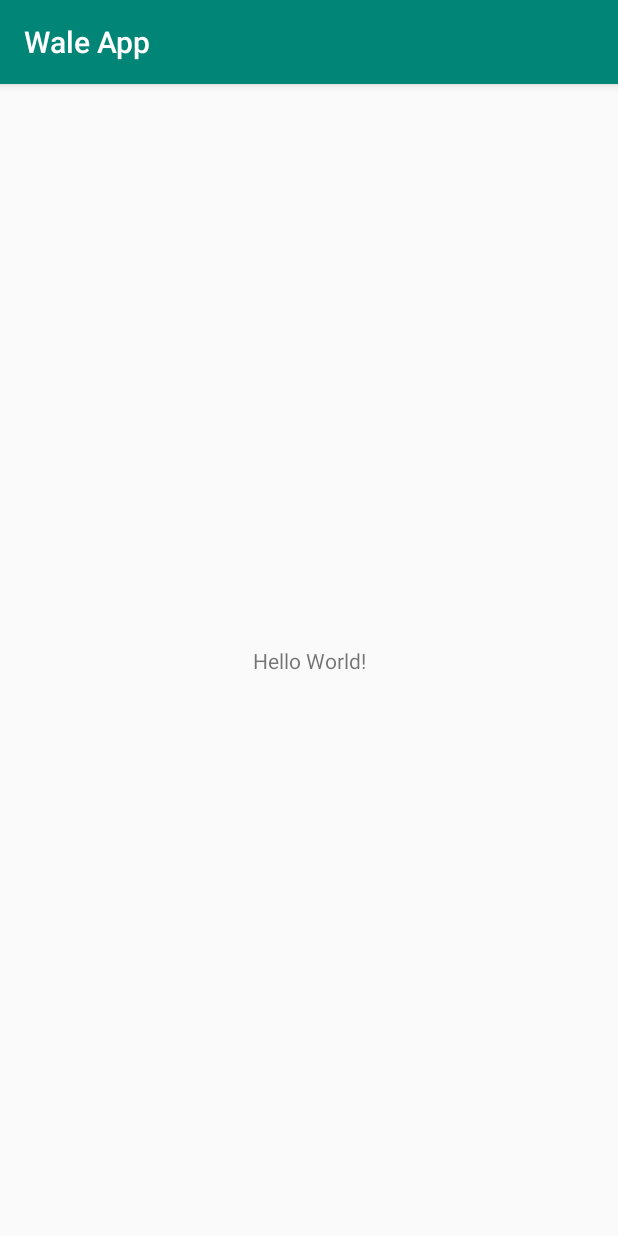
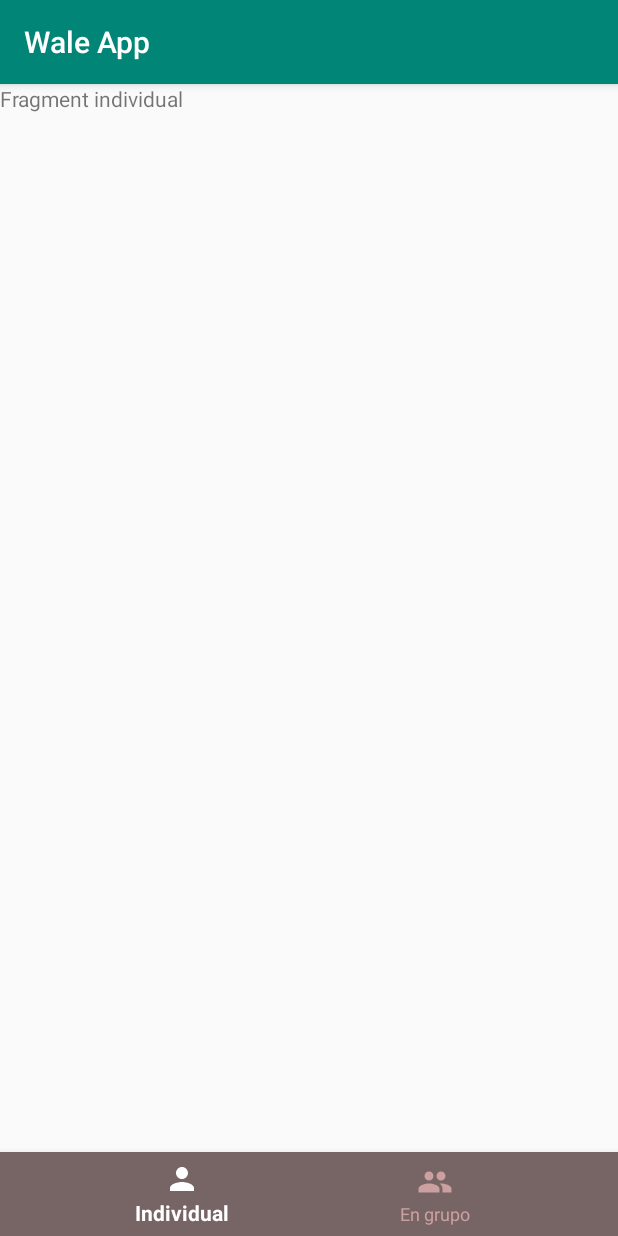
Before and after one commit to DeveloperALO/WaleApp, an Android app: the screen it shows after launch (MainActivity), on a phone screen of 412 x 824 dp. Run offline under Robolectric (Android 15) with nearby library versions, the phone set to English and light mode, and no system bars.

Commit message:
Fragments
Pantallas fragment

```diff
--- a/app/build.gradle
+++ b/app/build.gradle
@@ -25,11 +25,14 @@ android {
 
 dependencies {
     implementation fileTree(dir: 'libs', include: ['*.jar'])
-    implementation"org.jetbrains.kotlin:kotlin-stdlib-jdk7:$kotlin_version"
+    implementation "org.jetbrains.kotlin:kotlin-stdlib-jdk7:$kotlin_version"
     implementation 'androidx.appcompat:appcompat:1.1.0'
     implementation 'androidx.core:core-ktx:1.1.0'
     implementation 'androidx.constraintlayout:constraintlayout:1.1.3'
+    implementation 'androidx.legacy:legacy-support-v4:1.0.0'
     testImplementation 'junit:junit:4.12'
     androidTestImplementation 'androidx.test.ext:junit:1.1.1'
     androidTestImplementation 'androidx.test.espresso:espresso-core:3.2.0'
+    implementation 'com.google.android.material:material:1.0.0'
+    implementation 'com.android.support:design:28.0.0'
 }
--- /dev/null
+++ b/app/src/main/java/com/aur3liux/waleapp/FragmentGroup.kt
@@ -0,0 +1,24 @@
+package com.aur3liux.waleapp
+
+
+import android.os.Bundle
+import androidx.fragment.app.Fragment
+import android.view.LayoutInflater
+import android.view.View
+import android.view.ViewGroup
+
+/**
+ * A simple [Fragment] subclass.
+ */
+class FragmentGroup : Fragment() {
+
+    override fun onCreateView(
+        inflater: LayoutInflater, container: ViewGroup?,
+        savedInstanceState: Bundle?
+    ): View? {
+        // Inflate the layout for this fragment
+        return inflater.inflate(R.layout.fragment_group, container, false)
+    }
+
+
+}
--- /dev/null
+++ b/app/src/main/java/com/aur3liux/waleapp/FragmentSingle.kt
@@ -0,0 +1,24 @@
+package com.aur3liux.waleapp
+
+
+import android.os.Bundle
+import androidx.fragment.app.Fragment
+import android.view.LayoutInflater
+import android.view.View
+import android.view.ViewGroup
+
+/**
+ * A simple [Fragment] subclass.
+ */
+class FragmentSingle : Fragment() {
+
+    override fun onCreateView(
+        inflater: LayoutInflater, container: ViewGroup?,
+        savedInstanceState: Bundle?
+    ): View? {
+        // Inflate the layout for this fragment
+        return inflater.inflate(R.layout.fragment_single, container, false)
+    }
+
+
+}
--- a/app/src/main/java/com/aur3liux/waleapp/MainActivity.kt
+++ b/app/src/main/java/com/aur3liux/waleapp/MainActivity.kt
@@ -2,11 +2,45 @@ package com.aur3liux.waleapp
 
 import androidx.appcompat.app.AppCompatActivity
 import android.os.Bundle
+import androidx.fragment.app.Fragment
+
+import kotlinx.android.synthetic.main.activity_main.*
 
 class MainActivity : AppCompatActivity() {
 
     override fun onCreate(savedInstanceState: Bundle?) {
         super.onCreate(savedInstanceState)
         setContentView(R.layout.activity_main)
+        adminTabBar()
     }
+
+    //Detectamos cuando se pulse una u otra opcion del TabBar
+    fun adminTabBar(){
+        val fSingle = FragmentSingle()
+        val fGroup = FragmentGroup()
+        //Mostramos el fragment individual por default
+        mostrarFragment(fSingle)
+
+        tabOptions.setOnNavigationItemSelectedListener { item ->
+            when(item.itemId){
+                R.id.action_single ->{
+                    mostrarFragment(fSingle)
+                }
+                R.id.action_group -> {
+                   mostrarFragment(fGroup)
+                }
+            }
+            return@setOnNavigationItemSelectedListener true
+        }
+    }
+
+    //Cambia el fragment activo por uno nuevo
+    fun mostrarFragment(frag:Fragment){
+        val transaction = supportFragmentManager.beginTransaction()
+        transaction.replace(R.id.frame,frag)
+        transaction.commit()
+    }
+
+
+
 }
--- /dev/null
+++ b/app/src/main/res/color/color_tab.xml
@@ -0,0 +1,5 @@
+<?xml version="1.0" encoding="utf-8"?>
+<selector xmlns:android="http://schemas.android.com/apk/res/android">
+    <item android:color="@color/blanco" android:state_checked="true" />
+    <item android:color="@color/gris_claro" android:state_checked="false" />
+</selector>
--- /dev/null
+++ b/app/src/main/res/drawable/ic_group.xml
@@ -0,0 +1,5 @@
+<vector android:height="24dp" android:tint="#FFFFFF"
+    android:viewportHeight="24.0" android:viewportWidth="24.0"
+    android:width="24dp" xmlns:android="http://schemas.android.com/apk/res/android">
+    <path android:fillColor="#FF000000" android:pathData="M16,11c1.66,0 2.99,-1.34 2.99,-3S17.66,5 16,5c-1.66,0 -3,1.34 -3,3s1.34,3 3,3zM8,11c1.66,0 2.99,-1.34 2.99,-3S9.66,5 8,5C6.34,5 5,6.34 5,8s1.34,3 3,3zM8,13c-2.33,0 -7,1.17 -7,3.5L1,19h14v-2.5c0,-2.33 -4.67,-3.5 -7,-3.5zM16,13c-0.29,0 -0.62,0.02 -0.97,0.05 1.16,0.84 1.97,1.97 1.97,3.45L17,19h6v-2.5c0,-2.33 -4.67,-3.5 -7,-3.5z"/>
+</vector>
--- /dev/null
+++ b/app/src/main/res/drawable/ic_single.xml
@@ -0,0 +1,5 @@
+<vector android:height="24dp" android:tint="#FFFFFF"
+    android:viewportHeight="24.0" android:viewportWidth="24.0"
+    android:width="24dp" xmlns:android="http://schemas.android.com/apk/res/android">
+    <path android:fillColor="#FF000000" android:pathData="M12,12c2.21,0 4,-1.79 4,-4s-1.79,-4 -4,-4 -4,1.79 -4,4 1.79,4 4,4zM12,14c-2.67,0 -8,1.34 -8,4v2h16v-2c0,-2.66 -5.33,-4 -8,-4z"/>
+</vector>
--- a/app/src/main/res/layout/activity_main.xml
+++ b/app/src/main/res/layout/activity_main.xml
@@ -1,18 +1,34 @@
 <?xml version="1.0" encoding="utf-8"?>
-<androidx.constraintlayout.widget.ConstraintLayout xmlns:android="http://schemas.android.com/apk/res/android"
+<androidx.constraintlayout.widget.ConstraintLayout
+    xmlns:android="http://schemas.android.com/apk/res/android"
     xmlns:app="http://schemas.android.com/apk/res-auto"
     xmlns:tools="http://schemas.android.com/tools"
     android:layout_width="match_parent"
     android:layout_height="match_parent"
     tools:context=".MainActivity">
 
-    <TextView
-        android:layout_width="wrap_content"
+    <FrameLayout
+        android:id="@+id/frame"
+        android:layout_width="0dp"
+        android:layout_height="0dp"
+        app:layout_constraintBottom_toTopOf="@+id/tabOptions"
+        app:layout_constraintEnd_toEndOf="parent"
+        app:layout_constraintStart_toStartOf="parent"
+        app:layout_constraintTop_toTopOf="parent">
+
+    </FrameLayout>
+
+    <com.google.android.material.bottomnavigation.BottomNavigationView
+        android:id="@+id/tabOptions"
+        android:layout_width="match_parent"
         android:layout_height="wrap_content"
-        android:text="Hello World!"
+        android:background="@color/gris_plomo"
+        app:itemBackground="@color/gris_plomo"
+        app:itemIconTint="@color/color_tab"
+        app:itemTextColor="@color/color_tab"
         app:layout_constraintBottom_toBottomOf="parent"
-        app:layout_constraintLeft_toLeftOf="parent"
-        app:layout_constraintRight_toRightOf="parent"
-        app:layout_constraintTop_toTopOf="parent" />
+        app:layout_constraintEnd_toEndOf="parent"
+        app:layout_constraintStart_toStartOf="parent"
+        app:menu="@menu/menu_tab" />
 
 </androidx.constraintlayout.widget.ConstraintLayout>
--- /dev/null
+++ b/app/src/main/res/layout/fragment_group.xml
@@ -0,0 +1,14 @@
+<?xml version="1.0" encoding="utf-8"?>
+<FrameLayout xmlns:android="http://schemas.android.com/apk/res/android"
+    xmlns:tools="http://schemas.android.com/tools"
+    android:layout_width="match_parent"
+    android:layout_height="match_parent"
+    tools:context=".FragmentGroup">
+
+    <!-- TODO: Update blank fragment layout -->
+    <TextView
+        android:layout_width="match_parent"
+        android:layout_height="match_parent"
+        android:text="Fragment grupal" />
+
+</FrameLayout>
--- /dev/null
+++ b/app/src/main/res/layout/fragment_single.xml
@@ -0,0 +1,14 @@
+<?xml version="1.0" encoding="utf-8"?>
+<FrameLayout xmlns:android="http://schemas.android.com/apk/res/android"
+    xmlns:tools="http://schemas.android.com/tools"
+    android:layout_width="match_parent"
+    android:layout_height="match_parent"
+    tools:context=".FragmentSingle">
+
+    <!-- TODO: Update blank fragment layout -->
+    <TextView
+        android:layout_width="match_parent"
+        android:layout_height="match_parent"
+        android:text="Fragment individual" />
+
+</FrameLayout>
--- /dev/null
+++ b/app/src/main/res/menu/menu_tab.xml
@@ -0,0 +1,15 @@
+<?xml version="1.0" encoding="utf-8"?>
+<menu xmlns:app="http://schemas.android.com/apk/res-auto"
+    xmlns:android="http://schemas.android.com/apk/res/android">
+
+    <item
+        android:id="@+id/action_single"
+        android:icon="@drawable/ic_single"
+        android:title="Individual"
+        app:showAsAction="always" />
+    <item
+        android:id="@+id/action_group"
+        android:icon="@drawable/ic_group"
+        android:title="En grupo"
+        app:showAsAction="always" />
+</menu>
--- a/app/src/main/res/values/colors.xml
+++ b/app/src/main/res/values/colors.xml
@@ -3,4 +3,9 @@
     <color name="colorPrimary">#008577</color>
     <color name="colorPrimaryDark">#00574B</color>
     <color name="colorAccent">#D81B60</color>
+
+    <color name="negro">#000000</color>
+    <color name="blanco">#FFFFFF</color>
+    <color name="gris_claro">#CCA0A0</color>
+    <color name="gris_plomo">#776464</color>
 </resources>
--- a/app/src/main/res/values/strings.xml
+++ b/app/src/main/res/values/strings.xml
@@ -1,3 +1,6 @@
-<resources>
+<resources xmlns:tools="http://schemas.android.com/tools">
     <string name="app_name">Wale App</string>
+
+    <!-- TODO: Remove or change this placeholder text -->
+    <string name="hello_blank_fragment" tools:ignore="ExtraTranslation">Hello blank fragment</string>
 </resources>
```
